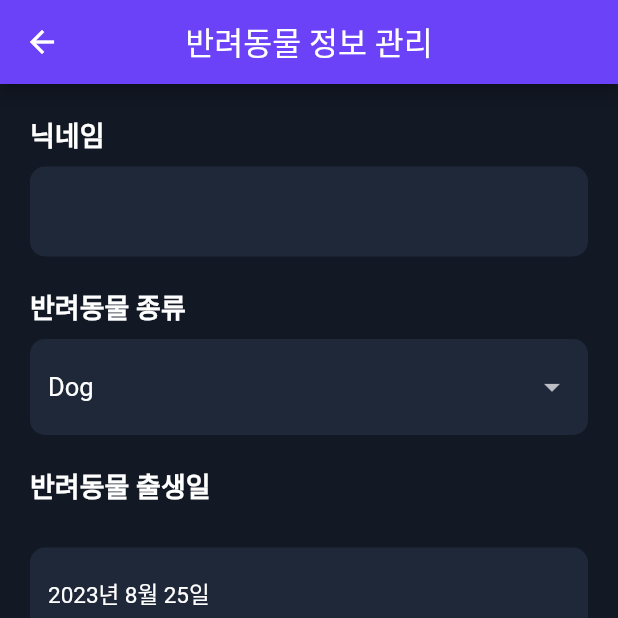
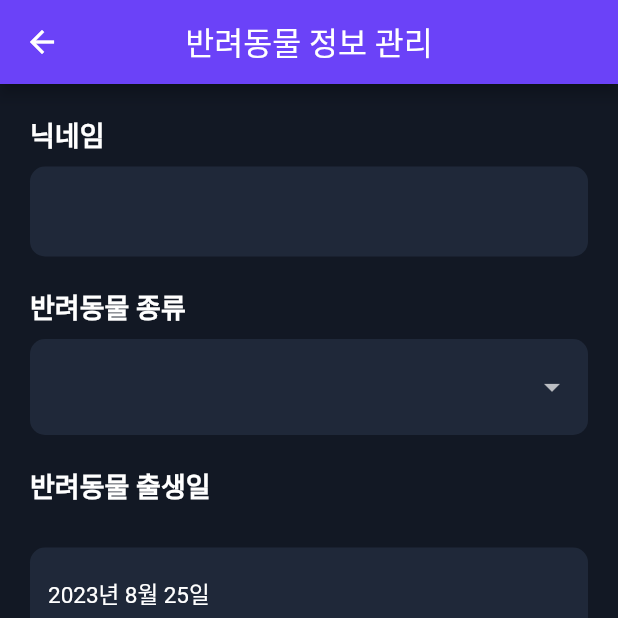
Before and after one commit to Miribyeol/MIRI-APP, a Flutter app: the AnimalScreen screen opened by its route, on a phone screen of 412 x 824 dp, the top half of it. Run offline on Flutter 3.47's test engine with Material 2 defaults, Android fonts, the light colour scheme and no system bars; our stand-ins replace flutter_dotenv, flutter_secure_storage; missing offline and left inert: kakao_flutter_sdk; accounts and stored records are empty; network calls fail.

Commit message:
error plz stop !

```diff
--- a/lib/screens/mypage_pet_info.dart
+++ b/lib/screens/mypage_pet_info.dart
@@ -17,12 +17,13 @@ class AnimalScreenState extends State<AnimalScreen> {
   DateTime? _pickedDeathDate;
 
   String? petName = '';
-  String? petSpecies = 'Dog';
+  String?
+      petSpecies; //String? petSpecies = '강아지'; // 또는 다른 초기값 설정을 해야 에러가 안뜬다티비
   String? petBirthDate = '';
   String? petDeathDate = '';
 
   List<String> petSpeciesOptions = [
-    'Dog',
+    '강아지',
     '고양이',
     '햄스터',
     '앵무새',
--- a/lib/screens/pet_info_input.dart
+++ b/lib/screens/pet_info_input.dart
@@ -126,7 +126,7 @@ class _PetInfoInputScreenState extends State<PetInfoInputScreen> {
                 DropdownButtonFormField<String>(
                   value: species,
                   items: const [
-                    DropdownMenuItem(value: 'Dog', child: Text('Dog')),
+                    DropdownMenuItem(value: '강아지', child: Text('강아지')),
                     DropdownMenuItem(value: '고양이', child: Text('고양이')),
                     DropdownMenuItem(value: '햄스터', child: Text('햄찌')),
                     DropdownMenuItem(value: '앵무새', child: Text('앵무새')),
```
